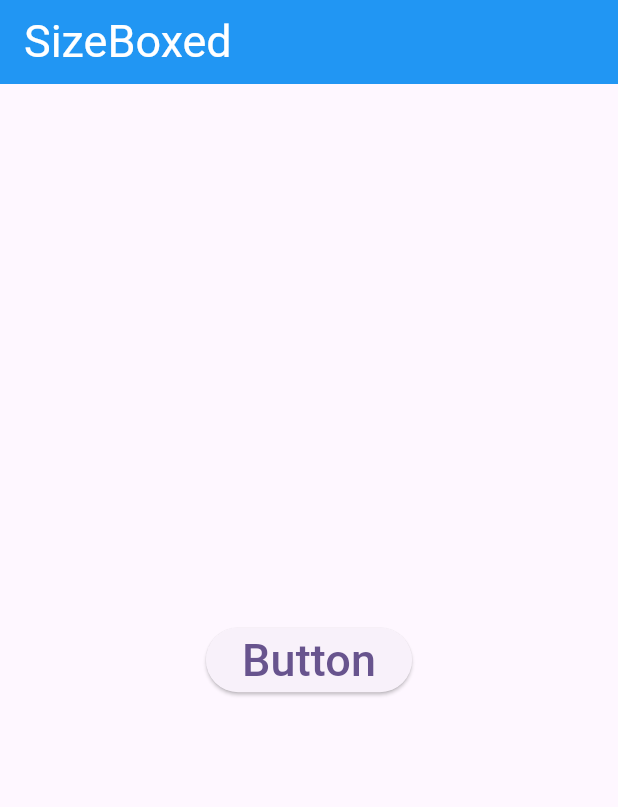
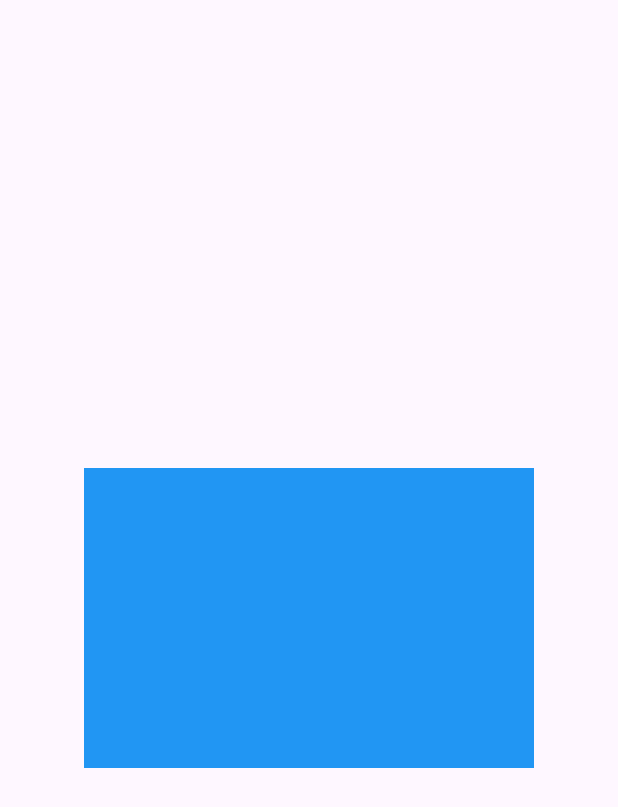
Before and after one commit to Roshan-Barkane/flutter_widgets_of_the_day, a Flutter app: the screen it shows after launch, on a phone screen of 412 x 824 dp. Shown: the top 807 px of the screen. Run offline on Flutter 3.47's test engine with Material 3 defaults, Android fonts, the phone set to English and light mode, and no system bars.

Commit message:
create class at MediaQuery and write simple code

```diff
--- a/lib/main.dart
+++ b/lib/main.dart
@@ -1,6 +1,7 @@
 import 'package:flutter/material.dart';
 import 'package:flutter_widgets_of_the_day/pages/animationedBuilder.dart';
 import 'package:flutter_widgets_of_the_day/pages/dismissible.dart';
+import 'package:flutter_widgets_of_the_day/pages/mediaquery.dart';
 import 'package:flutter_widgets_of_the_day/sizeboxed.dart';
 
 void main() {
@@ -21,7 +22,7 @@ class MyApp extends StatelessWidget {
         colorScheme: ColorScheme.fromSeed(seedColor: Colors.deepPurple),
         useMaterial3: true,
       ),
-      home: const SizeboxedWidget(),
+      home: const MediaQueryWidgets(),
     );
   }
 }
--- /dev/null
+++ b/lib/pages/mediaquery.dart
@@ -0,0 +1,23 @@
+import 'package:flutter/material.dart';
+
+class MediaQueryWidgets extends StatefulWidget {
+  const MediaQueryWidgets({super.key});
+
+  @override
+  State<MediaQueryWidgets> createState() => _MediaQueryWidgetsState();
+}
+
+class _MediaQueryWidgetsState extends State<MediaQueryWidgets> {
+  @override
+  Widget build(BuildContext context) {
+    return Scaffold(
+      body: Center(
+        child: Container(
+          height: 200,
+          width: 300,
+          decoration: BoxDecoration(color: Colors.blue),
+        ),
+      ),
+    );
+  }
+}
```
